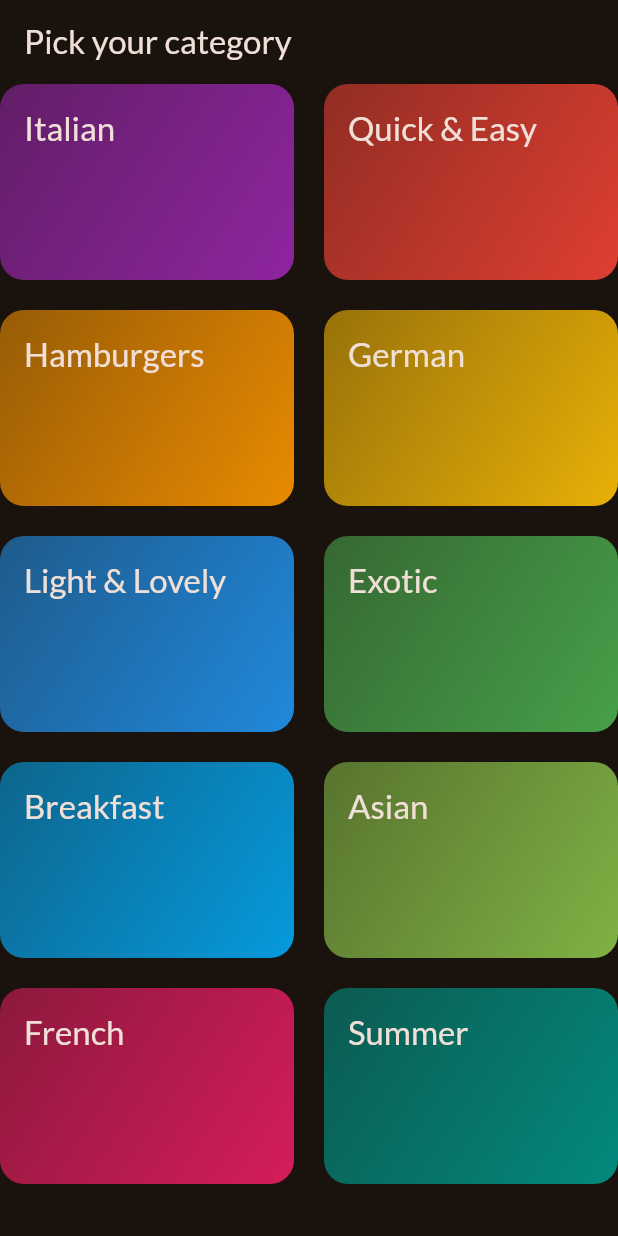
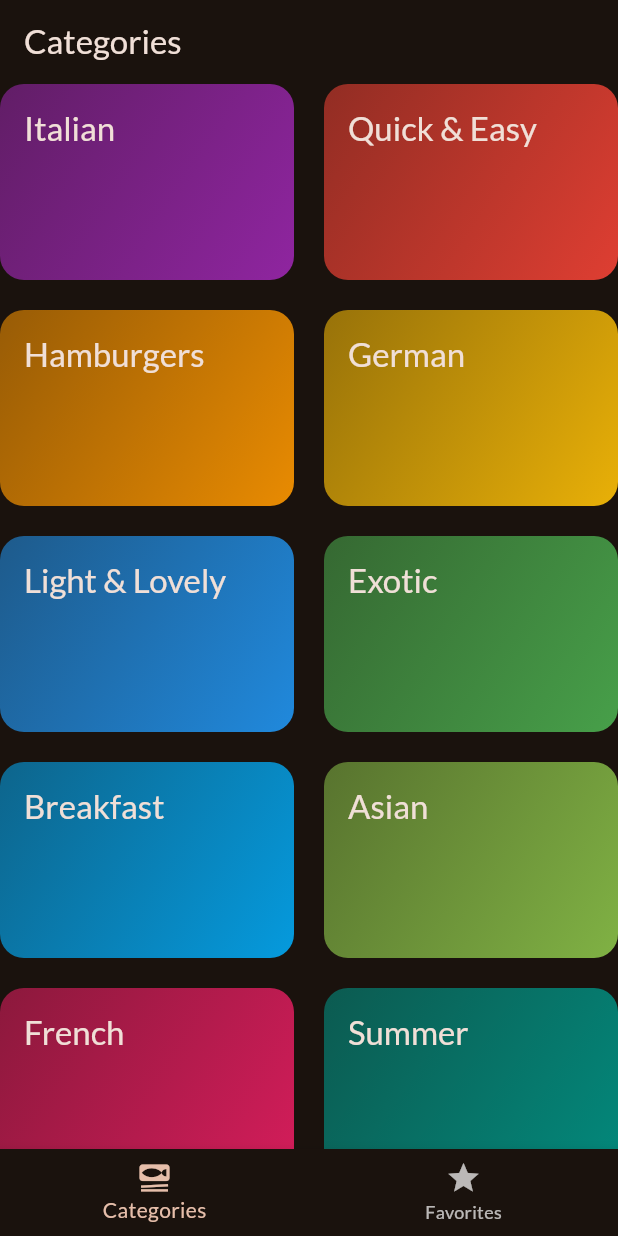
Before and after one commit to shehharyar/Flutter, a Flutter app: the screen it shows after launch, on a phone screen of 412 x 824 dp. Run offline on Flutter 3.47's test engine with Material 2 defaults, Android fonts, the phone set to English and light mode, and no system bars; our stand-ins replace google_fonts, transparent_image; missing offline and left inert: dart:ffi.

Commit message:
added tabs to the meals app

```diff
--- a/projects/meals_app_updated/lib/main.dart
+++ b/projects/meals_app_updated/lib/main.dart
@@ -1,6 +1,7 @@
 import 'package:flutter/material.dart';
 import 'package:google_fonts/google_fonts.dart';
-import 'package:meals_app_updated/screens/categories.dart';
+// import 'package:meals_app_updated/screens/categories.dart';
+import 'package:meals_app_updated/screens/tabs.dart';
 
 void main() {
   runApp(const MyApp());
@@ -24,7 +25,7 @@ class MyApp extends StatelessWidget {
         useMaterial3: true,
 
       ),
-      home: const CategoriesScreen()
+      home: const TabsScreen(),
     );
   }
 }
--- a/projects/meals_app_updated/lib/screens/categories.dart
+++ b/projects/meals_app_updated/lib/screens/categories.dart
@@ -19,11 +19,7 @@ final filteredCMeals= dummyMeals.where((meal) => meal.categories.contains(catego
 
   @override
   Widget build(BuildContext context) {
-    return Scaffold(
-      appBar: AppBar(
-        title: const Text('Pick your category'),
-      ),
-      body: GridView(gridDelegate: const SliverGridDelegateWithFixedCrossAxisCount(
+    return GridView(gridDelegate: const SliverGridDelegateWithFixedCrossAxisCount(
         crossAxisCount: 2,
         childAspectRatio: 3 / 2,
         crossAxisSpacing: 20,
@@ -34,7 +30,7 @@ final filteredCMeals= dummyMeals.where((meal) => meal.categories.contains(catego
               CategoryGridItem(category: category, onSelectCategory: () {_selectCategory(context, category);},)
         ],
 
-        ),
-      );
+        );
+
   }
 }
--- /dev/null
+++ b/projects/meals_app_updated/lib/screens/tabs.dart
@@ -0,0 +1,45 @@
+import 'package:flutter/material.dart';
+import 'package:meals_app_updated/screens/categories.dart';
+import 'package:meals_app_updated/screens/meals.dart';
+
+class TabsScreen extends StatefulWidget{
+  const TabsScreen({super.key});
+
+  @override
+  State<TabsScreen> createState() {
+    return _TabsScreenState();
+
+  }
+}
+
+class _TabsScreenState extends State<TabsScreen>{
+  int _selectedPageIndex =0;
+
+void _selectPage(int index){
+  setState(() {
+    _selectedPageIndex= index;
+  });
+}
+
+  @override
+  Widget build(BuildContext context) {
+    Widget _activePage = const CategoriesScreen();
+    var activePageTitle = "Categories";
+    if(_selectedPageIndex == 1){
+      _activePage= const MealsScreen(meals: []);
+      activePageTitle= 'Your Favorites';
+    }
+
+    return Scaffold(
+      appBar: AppBar(title: Text(activePageTitle),),
+      body: _activePage,
+      bottomNavigationBar:  BottomNavigationBar(
+        onTap: _selectPage,
+        items: const [
+        BottomNavigationBarItem(icon: Icon(Icons.set_meal), label: "Categories"),
+        BottomNavigationBarItem(icon: Icon(Icons.star), label: "Favorites"),
+      ]),
+    );
+
+  }
+}
```
Also changed, not shown: projects/meals_app_updated/lib/screens/meal-detail.dart (added, +69 -0 lines), projects/meals_app_updated/lib/screens/meals.dart (+32 -9 lines), projects/meals_app_updated/lib/widgets/meal_item.dart (+46 -22 lines).
